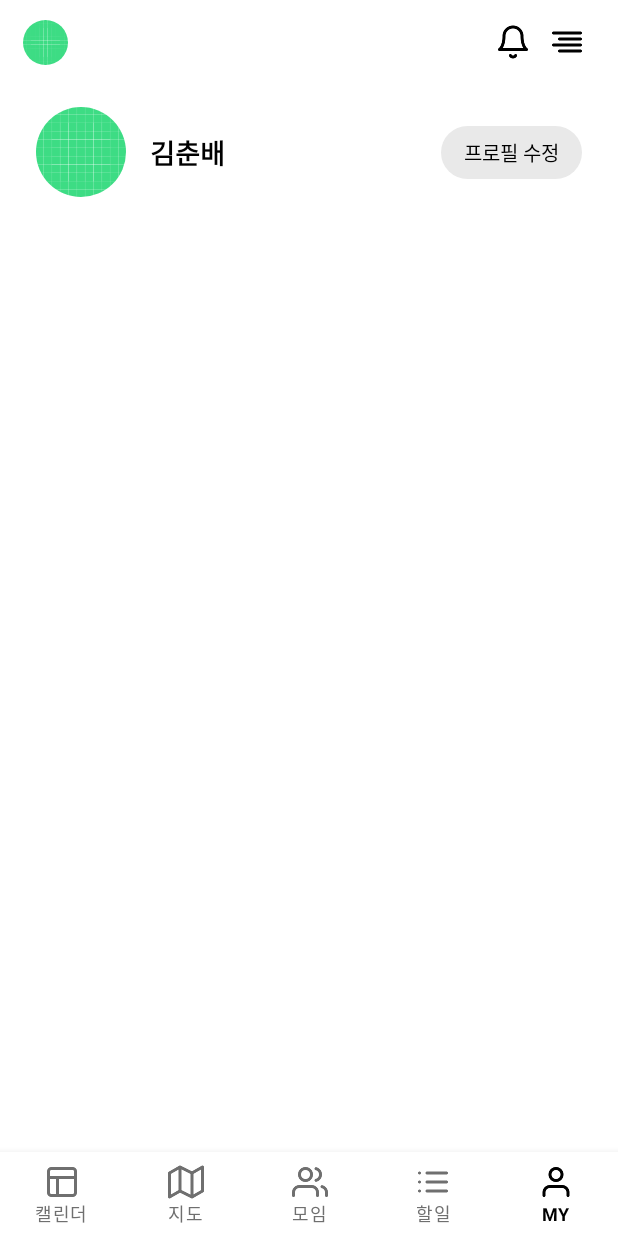
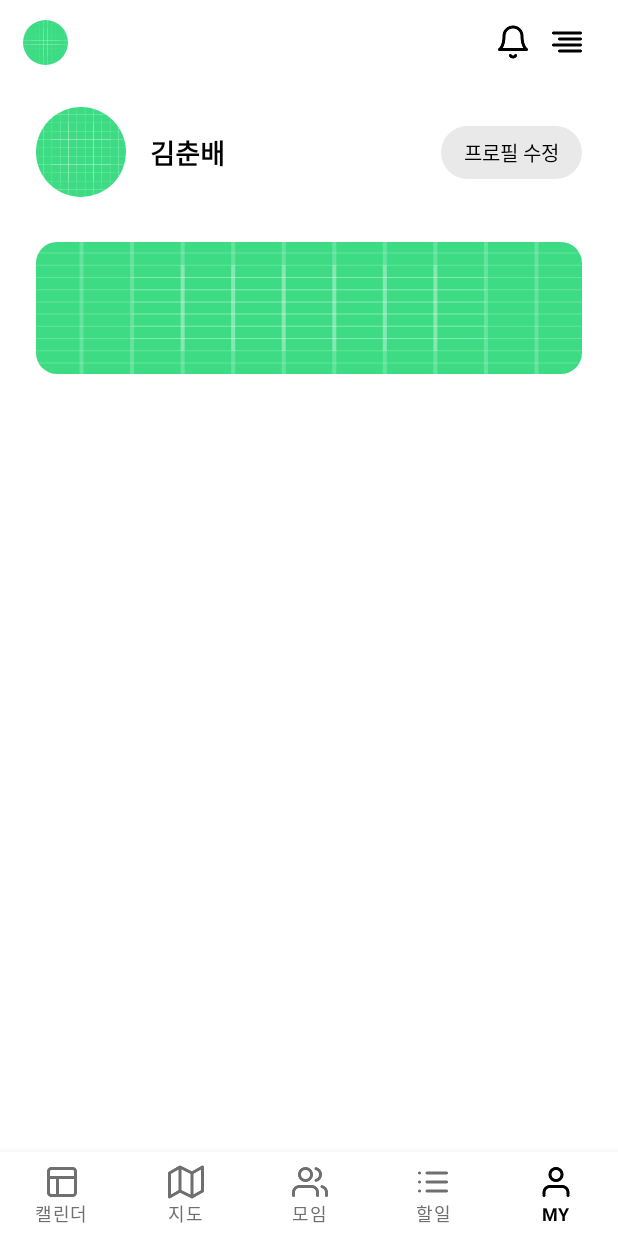
Before and after one commit to Team-C7Z/C7Z_AOS_MVP, an Android app: the screen it shows after launch (MainActivity), item 5 of the bottom bar chosen, on a phone screen of 412 x 824 dp. Run offline under Robolectric (Android 15) with nearby library versions, the phone set to English and light mode, and no system bars; our stand-ins replace data binding; 1 statement that could not run was skipped.

Commit message:
feat: 유저페이지 배너 구성 완료

```diff
--- a/app/src/main/res/layout/fragment_user.xml
+++ b/app/src/main/res/layout/fragment_user.xml
@@ -66,6 +66,22 @@
             app:spanCount="4"
             tools:listitem="@layout/item_user_rv_user_menu" />
 
+        <com.google.android.material.card.MaterialCardView
+            android:id="@+id/fg_user_card_banner"
+            android:layout_width="match_parent"
+            android:layout_height="88dp"
+            android:layout_marginHorizontal="24dp"
+            app:layout_constraintTop_toBottomOf="@id/fg_user_rv_user_menu"
+            app:cardCornerRadius="14dp"
+            app:cardElevation="0dp" >
+
+            <ImageView
+                android:layout_width="match_parent"
+                android:layout_height="match_parent"
+                android:background="@drawable/ic_launcher_background" />
+
+        </com.google.android.material.card.MaterialCardView>
+
     </androidx.constraintlayout.widget.ConstraintLayout>
 
 </layout>
```
